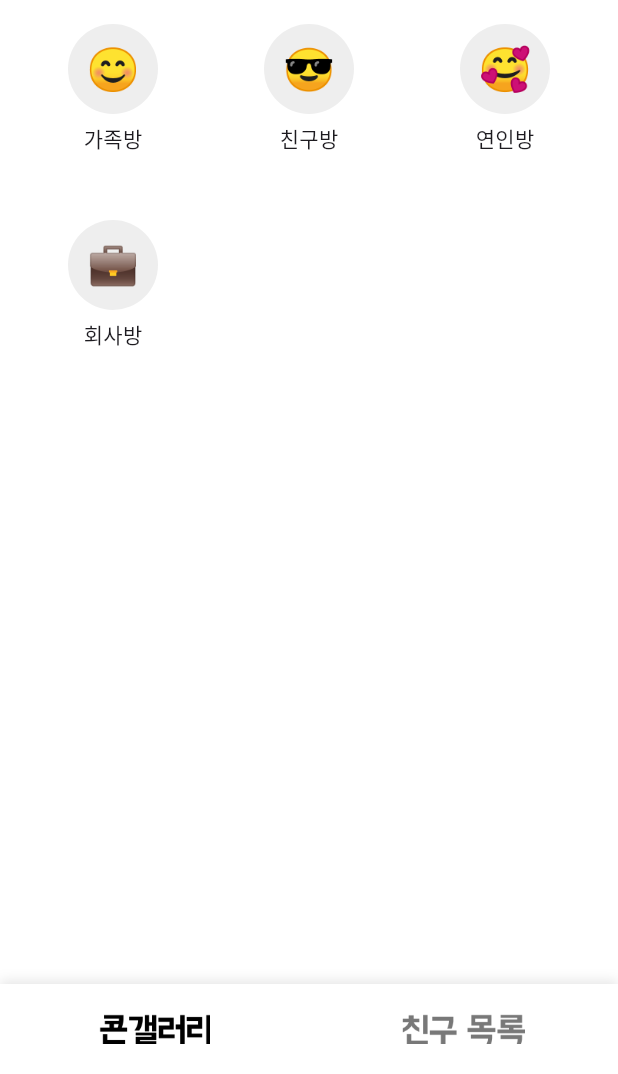
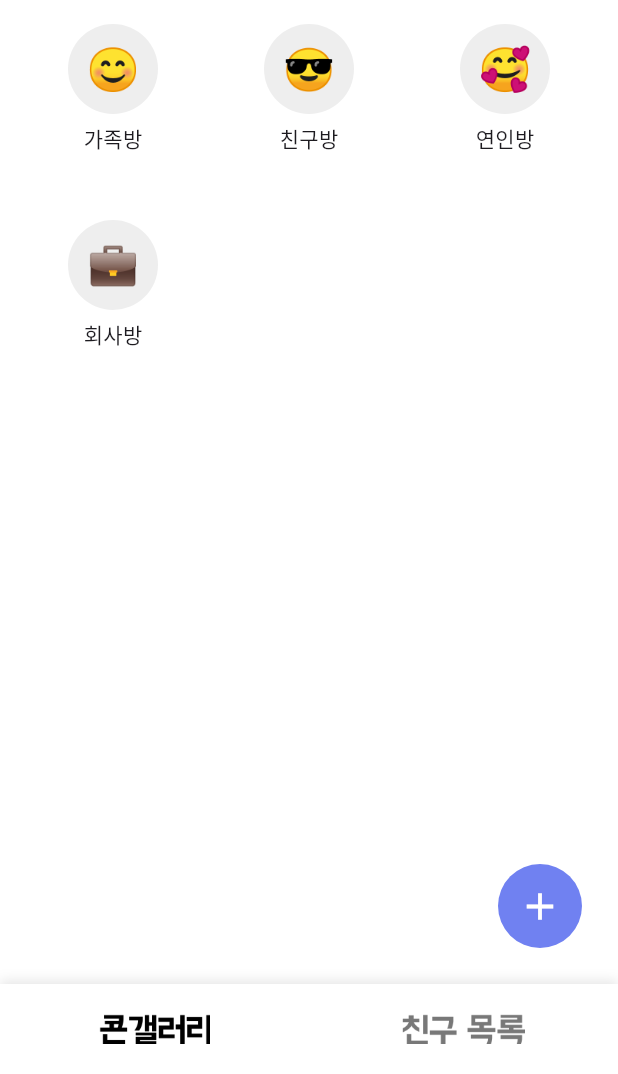
Before and after one commit to dlcodns/scrooge, a Flutter app: the Group screen opened directly, on a phone screen of 412 x 824 dp, the part 162-1236 px from its top. Run offline on Flutter 3.47's test engine with Material 3 defaults, Android fonts, the light colour scheme and no system bars; our stand-ins replace fluttertoast, image_picker, permission_handler; missing offline and left inert: google_mlkit_text_recognition, image_gallery_saver_plus, photo_manager.

Commit message:
feat: 그룹 만들기 기능 추가

```diff
--- a/lib/group.dart
+++ b/lib/group.dart
@@ -2,6 +2,55 @@ import 'package:flutter/material.dart';
 import 'group_gallery.dart'; // 새 페이지 import 필요
 import 'time.dart';
 import 'brand.dart';
+import 'group_create.dart';
+
+// 기존 _buildRoundedBox 함수는 그대로 유지
+Widget _buildRoundedBox(
+  BuildContext context,
+  Widget destinationPage,
+  int number,
+) {
+  String imagePath;
+  Color boxColor = Colors.grey.shade300;
+
+  if (number == 1) {
+    imagePath = 'assets/group.png';
+    boxColor = const Color(0xFF7081F1);
+  } else if (number == 2) {
+    imagePath = 'assets/time.png';
+  } else {
+    imagePath = 'assets/brand.png';
+  }
+
+  return GestureDetector(
+    onTap: () {
+      Navigator.push(
+        context,
+        PageRouteBuilder(
+          pageBuilder: (_, __, ___) => destinationPage,
+          transitionDuration: Duration.zero,
+          reverseTransitionDuration: Duration.zero,
+        ),
+      );
+    },
+    child: Container(
+      width: 36,
+      height: 36,
+      decoration: BoxDecoration(
+        color: boxColor,
+        borderRadius: BorderRadius.circular(10),
+      ),
+      child: Center(
+        child: Image.asset(
+          imagePath,
+          width: 24,
+          height: 24,
+          fit: BoxFit.contain,
+        ),
+      ),
+    ),
+  );
+}
 
 class Group extends StatelessWidget {
   const Group({super.key});
@@ -44,8 +93,9 @@ class Group extends StatelessWidget {
           ),
         ],
       ),
-
-      body: Padding(
+      body: Stack(
+        children: [
+          Padding(
             padding: const EdgeInsets.all(16.0),
             child: Column(
               children: [
@@ -97,6 +147,32 @@ class Group extends StatelessWidget {
             ),
           ),
 
+          // 오른쪽 아래 그룹 추가 오버레이 버튼
+          Positioned(
+            bottom: 24,
+            right: 24,
+            child: GestureDetector(
+              onTap: () {
+                Navigator.push(
+                  context,
+                  MaterialPageRoute(builder: (_) => const GroupCreateStep1()),
+                );
+              },
+              child: Container(
+                width: 56,
+                height: 56,
+                decoration: BoxDecoration(
+                  color: const Color(0xFF7081F1),
+                  borderRadius: BorderRadius.circular(28),
+                ),
+                child: const Center(
+                  child: Icon(Icons.add, color: Colors.white, size: 30),
+                ),
+              ),
+            ),
+          ),
+        ],
+      ),
       // 하단바 유지
       bottomNavigationBar: Container(
         decoration: BoxDecoration(
@@ -138,51 +214,3 @@ class Group extends StatelessWidget {
     );
   }
 }
-
-// 기존 _buildRoundedBox 함수는 그대로 유지
-Widget _buildRoundedBox(
-  BuildContext context,
-  Widget destinationPage,
-  int number,
-) {
-  String imagePath;
-  Color boxColor = Colors.grey.shade300;
-
-  if (number == 1) {
-    imagePath = 'assets/group.png';
-    boxColor = const Color(0xFF7081F1);
-  } else if (number == 2) {
-    imagePath = 'assets/time.png';
-  } else {
-    imagePath = 'assets/brand.png';
-  }
-
-  return GestureDetector(
-    onTap: () {
-      Navigator.push(
-        context,
-        PageRouteBuilder(
-          pageBuilder: (_, __, ___) => destinationPage,
-          transitionDuration: Duration.zero,
-          reverseTransitionDuration: Duration.zero,
-        ),
-      );
-    },
-    child: Container(
-      width: 36,
-      height: 36,
-      decoration: BoxDecoration(
-        color: boxColor,
-        borderRadius: BorderRadius.circular(10),
-      ),
-      child: Center(
-        child: Image.asset(
-          imagePath,
-          width: 24,
-          height: 24,
-          fit: BoxFit.contain,
-        ),
-      ),
-    ),
-  );
-}
```
Also changed, not shown: lib/group_create.dart (added, +215 -0 lines), 5 other files. Lines whose indentation alone changed are shown as unchanged.
